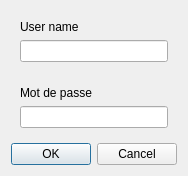
Qt form Realisation/Programs/QTms/SignInDialog.ui (raviluminy/gk) before a commit.
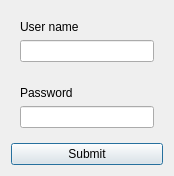
The same form after that commit. Custom widgets are drawn as their Qt base class.

The edit to the form file:
```diff
--- a/Realisation/Programs/QTms/SignInDialog.ui
+++ b/Realisation/Programs/QTms/SignInDialog.ui
@@ -36,23 +36,24 @@
       <item>
        <widget class="QLabel" name="userPasswordLabel">
         <property name="text">
-         <string>Mot de passe</string>
+         <string>Password</string>
         </property>
        </widget>
       </item>
       <item>
-       <widget class="QLineEdit" name="userPasswordLineEdit"/>
+       <widget class="QLineEdit" name="userPasswordLineEdit">
+        <property name="echoMode">
+         <enum>QLineEdit::Password</enum>
+        </property>
+       </widget>
       </item>
      </layout>
     </widget>
    </item>
    <item>
-    <widget class="QDialogButtonBox" name="buttonBox">
-     <property name="orientation">
-      <enum>Qt::Horizontal</enum>
-     </property>
-     <property name="standardButtons">
-      <set>QDialogButtonBox::Cancel|QDialogButtonBox::Ok</set>
+    <widget class="QPushButton" name="submit">
+     <property name="text">
+      <string>Submit</string>
      </property>
     </widget>
    </item>
```
Left out of the diff: 35 changed lines with no effect on the pictures.
